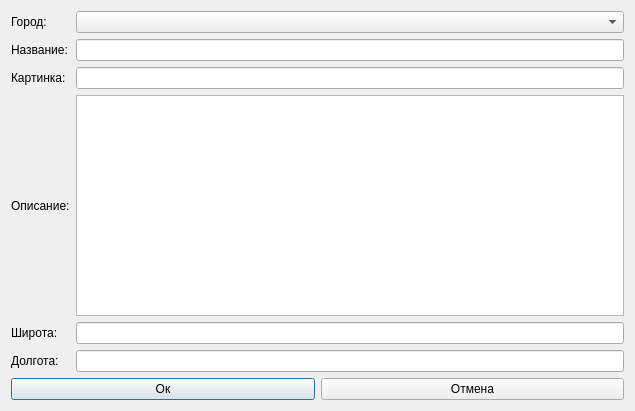
First picture: the form in UI/2.ui, repository chelovek435/project, before the edit.
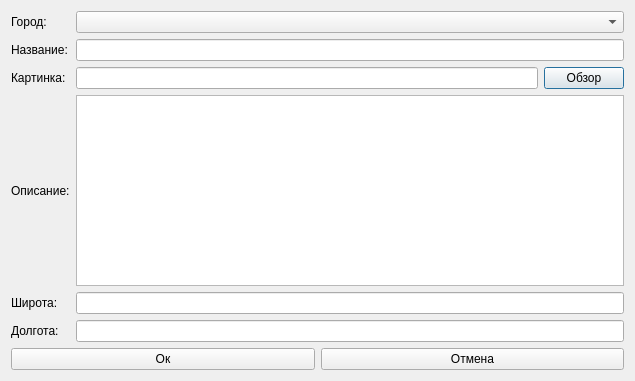
Second picture: the form after the edit.

The edit to the form file:
```diff
--- a/UI/2.ui
+++ b/UI/2.ui
@@ -7,7 +7,7 @@
     <x>0</x>
     <y>0</y>
     <width>635</width>
-    <height>411</height>
+    <height>381</height>
    </rect>
   </property>
   <property name="windowTitle">
@@ -16,34 +16,48 @@
   <layout class="QVBoxLayout" name="verticalLayout">
    <item>
     <layout class="QFormLayout" name="formLayout">
-     <item row="1" column="0">
+     <item row="0" column="0">
       <widget class="QLabel" name="label">
        <property name="text">
         <string>Город:</string>
        </property>
       </widget>
      </item>
-     <item row="3" column="0">
+     <item row="0" column="1">
+      <widget class="QComboBox" name="city_combobox"/>
+     </item>
+     <item row="1" column="0">
       <widget class="QLabel" name="label_2">
        <property name="text">
         <string>Название:</string>
        </property>
       </widget>
      </item>
-     <item row="3" column="1">
+     <item row="1" column="1">
       <widget class="QLineEdit" name="name_edit"/>
      </item>
-     <item row="5" column="0">
+     <item row="2" column="0">
       <widget class="QLabel" name="label_3">
        <property name="text">
         <string>Картинка:</string>
        </property>
       </widget>
      </item>
-     <item row="5" column="1">
-      <widget class="QLineEdit" name="image_edit"/>
+     <item row="2" column="1">
+      <layout class="QHBoxLayout" name="horizontalLayout_2">
+       <item>
+        <widget class="QLineEdit" name="image_edit"/>
+       </item>
+       <item>
+        <widget class="QPushButton" name="browse_btn">
+         <property name="text">
+          <string>Обзор</string>
+         </property>
+        </widget>
+       </item>
+      </layout>
      </item>
-     <item row="7" column="0">
+     <item row="3" column="0">
       <widget class="QLabel" name="label_4">
        <property name="sizePolicy">
         <sizepolicy hsizetype="Preferred" vsizetype="Expanding">
@@ -56,32 +70,29 @@
        </property>
       </widget>
      </item>
-     <item row="7" column="1">
+     <item row="3" column="1">
       <widget class="QTextEdit" name="desc_edit"/>
      </item>
-     <item row="1" column="1">
-      <widget class="QComboBox" name="city_combobox"/>
-     </item>
-     <item row="8" column="1">
-      <widget class="QLineEdit" name="lat_edit"/>
-     </item>
-     <item row="9" column="1">
-      <widget class="QLineEdit" name="lon_edit"/>
-     </item>
-     <item row="8" column="0">
+     <item row="4" column="0">
       <widget class="QLabel" name="label_5">
        <property name="text">
         <string>Широта:</string>
        </property>
       </widget>
      </item>
-     <item row="9" column="0">
+     <item row="4" column="1">
+      <widget class="QLineEdit" name="lat_edit"/>
+     </item>
+     <item row="5" column="0">
       <widget class="QLabel" name="label_6">
        <property name="text">
         <string>Долгота:</string>
        </property>
       </widget>
      </item>
+     <item row="5" column="1">
+      <widget class="QLineEdit" name="lon_edit"/>
+     </item>
     </layout>
    </item>
    <item>
```
